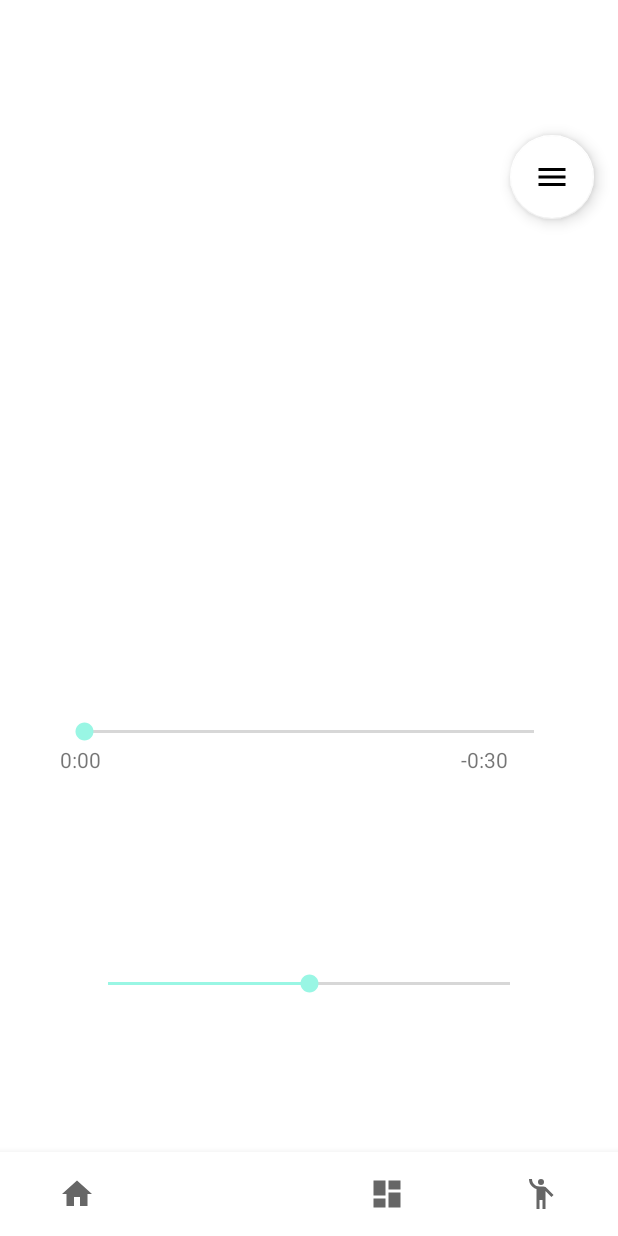
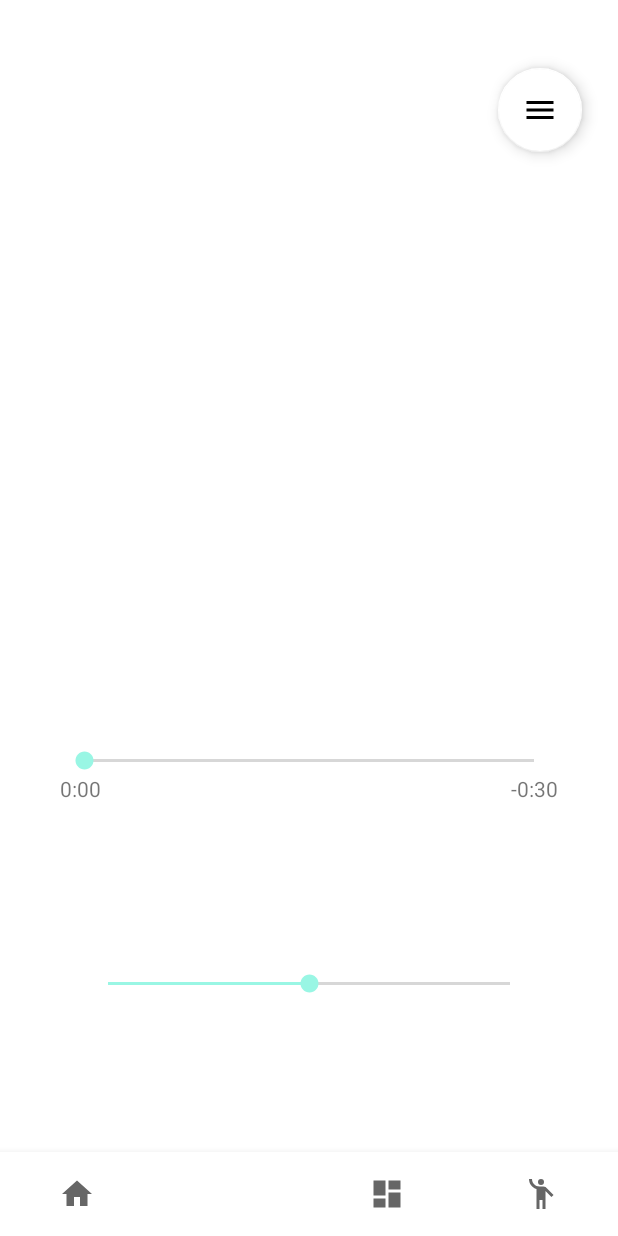
Before and after one commit to kchristian03/VPFinalProject, an Android app: the MusicFragment screen opened through its navigation route, on a phone screen of 412 x 824 dp. Run offline under Robolectric (Android 15) with nearby library versions, the phone set to English and light mode, and no system bars; our stand-ins replace navigation-ui.

Commit message:
update design

```diff
--- a/app/src/main/java/com/uc/vpfinalproject/view/home/HomeFragment.kt
+++ b/app/src/main/java/com/uc/vpfinalproject/view/home/HomeFragment.kt
@@ -13,7 +13,6 @@ import androidx.fragment.app.Fragment
 import androidx.fragment.app.viewModels
 import androidx.lifecycle.ViewModelProvider
 import com.uc.vpfinalproject.R
-import com.uc.vpfinalproject.viewmodel.home.HomeViewModel
 import com.uc.vpfinalproject.databinding.FragmentHomeBinding
 import com.uc.vpfinalproject.helper.GlobalVar
 import com.uc.vpfinalproject.helper.GlobalVar.Companion.lastIncrementDate
@@ -22,8 +21,8 @@ import com.uc.vpfinalproject.model.BaseResponse
 import com.uc.vpfinalproject.model.auth.DataLogoutResponse
 import com.uc.vpfinalproject.model.auth.DataUserResponse
 import com.uc.vpfinalproject.view.MainActivity
-import com.uc.vpfinalproject.view.yoga.OverviewActivity
 import com.uc.vpfinalproject.viewmodel.AuthViewModel
+import com.uc.vpfinalproject.viewmodel.home.HomeViewModel
 import java.text.SimpleDateFormat
 import java.util.*
 
@@ -48,11 +47,14 @@ class HomeFragment : Fragment() {
         val root: View = binding.root
 
 
-
-        if (token != null) {
-            viewModel.getDataUser(token)
+        if (GlobalVar.userData == null) {
+            if (token != null) {
+                viewModel.getDataUser(token)
+            }
+        } else {
+            val name = GlobalVar.userData?.data?.Name
+            showGreeting(name)
         }
-
 
         viewModel.getDataResult.observe(viewLifecycleOwner) {
             when (it) {
@@ -110,7 +112,6 @@ class HomeFragment : Fragment() {
         Listener()
         animate()
 
-        showGreeting(GlobalVar.userData?.data?.Name)
         return root
     }
 
@@ -128,7 +129,7 @@ class HomeFragment : Fragment() {
     }
 
     private fun Listener() {
-        binding.meditateCV.setOnClickListener(){
+        binding.meditateCV.setOnClickListener() {
             checkstreak()
             val myIntent = Intent(activity, MeditateActivity::class.java)
             startActivity(myIntent)
@@ -166,6 +167,8 @@ class HomeFragment : Fragment() {
     private fun processGetData(data: DataUserResponse?) {
 //        showToast("" + data?.message)
         if (data != null) {
+            val name = data.data?.Name
+            showGreeting(name)
 //            showToast("data not null")
             GlobalVar.userData = data
         }
@@ -173,15 +176,15 @@ class HomeFragment : Fragment() {
 
 
 
-        if(data?.data?.Streak == null){
+        if (data?.data?.Streak == null) {
             GlobalVar.currrentUserStreak = 0
             binding.streakTV.text = GlobalVar.currrentUserStreak.toString() + " Streak"
-        }else{
+        } else {
             GlobalVar.currrentUserStreak = data?.data?.Streak
             binding.streakTV.text = GlobalVar.currrentUserStreak.toString() + " Streak"
         }
 
-        if(data?.data?.Streak != null){
+        if (data?.data?.Streak != null) {
             lastIncrementDate = data.data.StreakDate
         }
 
@@ -199,7 +202,8 @@ class HomeFragment : Fragment() {
     }
 
     private fun processLogout(data: DataLogoutResponse?) {
-//        showToast("" + data?.message)
+        showToast("" + data?.message)
+        GlobalVar.userData = null
         activity?.let { it1 -> SessionManager.clearData(it1) }
         val intent = Intent(activity, MainActivity::class.java)
         startActivity(intent)
@@ -230,7 +234,7 @@ class HomeFragment : Fragment() {
     }
 
     private fun doLogout(viewModel: AuthViewModel, token: String?) {
-        if (token == null){
+        if (token == null) {
             showToast("Token is null")
         } else {
             viewModel.logoutUser(token)
--- a/app/src/main/res/layout/fragment_music.xml
+++ b/app/src/main/res/layout/fragment_music.xml
@@ -31,6 +31,23 @@
         app:layout_constraintStart_toStartOf="parent"
         app:layout_constraintTop_toBottomOf="@+id/imageView" />
 
+    <TextView
+        android:id="@+id/elapsedTimeLabel"
+        android:layout_width="wrap_content"
+        android:layout_height="wrap_content"
+        android:text="0:11"
+        app:layout_constraintStart_toStartOf="@+id/positionBar"
+        app:layout_constraintTop_toTopOf="@+id/linearLayout3" />
+
+    <TextView
+        android:id="@+id/remainingTimeLabel"
+        android:layout_width="wrap_content"
+        android:layout_height="wrap_content"
+        android:text="-1:11"
+        android:textAlignment="center"
+        app:layout_constraintEnd_toEndOf="@+id/positionBar"
+        app:layout_constraintTop_toTopOf="@+id/linearLayout3" />
+
     <LinearLayout
         android:id="@+id/linearLayout3"
         android:layout_width="0dp"
@@ -38,22 +55,11 @@
         android:layout_marginBottom="40dp"
         app:layout_constraintBottom_toTopOf="@+id/playBtn"
         app:layout_constraintEnd_toEndOf="parent"
+        app:layout_constraintHorizontal_bias="0.0"
         app:layout_constraintStart_toStartOf="parent"
-        app:layout_constraintTop_toBottomOf="@+id/positionBar">
+        app:layout_constraintTop_toBottomOf="@+id/positionBar"
+        android:orientation="horizontal">
 
-        <TextView
-            android:id="@+id/elapsedTimeLabel"
-            android:layout_width="wrap_content"
-            android:layout_height="wrap_content"
-            android:layout_marginLeft="40dp"
-            android:text="0:11" />
-
-        <TextView
-            android:id="@+id/remainingTimeLabel"
-            android:layout_width="wrap_content"
-            android:layout_height="wrap_content"
-            android:layout_marginLeft="240dp"
-            android:text="-1:11" />
     </LinearLayout>
 
     <Button
@@ -200,20 +206,22 @@
         android:id="@+id/openlistFAB"
         android:layout_width="wrap_content"
         android:layout_height="wrap_content"
-        android:layout_marginEnd="16dp"
+        android:layout_marginEnd="24dp"
         android:layout_marginBottom="10dp"
         android:background="#FFFFFF"
         android:clickable="true"
         android:src="@drawable/ic_baseline_menu_24"
         app:backgroundTint="#FFFFFF"
         app:layout_constraintBottom_toTopOf="@+id/imageView"
-        app:layout_constraintEnd_toEndOf="parent" />
+        app:layout_constraintEnd_toEndOf="parent"
+        app:layout_constraintTop_toTopOf="parent"
+        tools:ignore="SpeakableTextPresentCheck" />
 
     <TextView
         android:id="@+id/songtitleTV"
         android:layout_width="wrap_content"
         android:layout_height="wrap_content"
-        android:layout_marginStart="16dp"
+        android:layout_marginStart="24dp"
         android:text="Choir Music"
         android:textColor="#FFFFFF"
         android:textSize="34sp"
```
